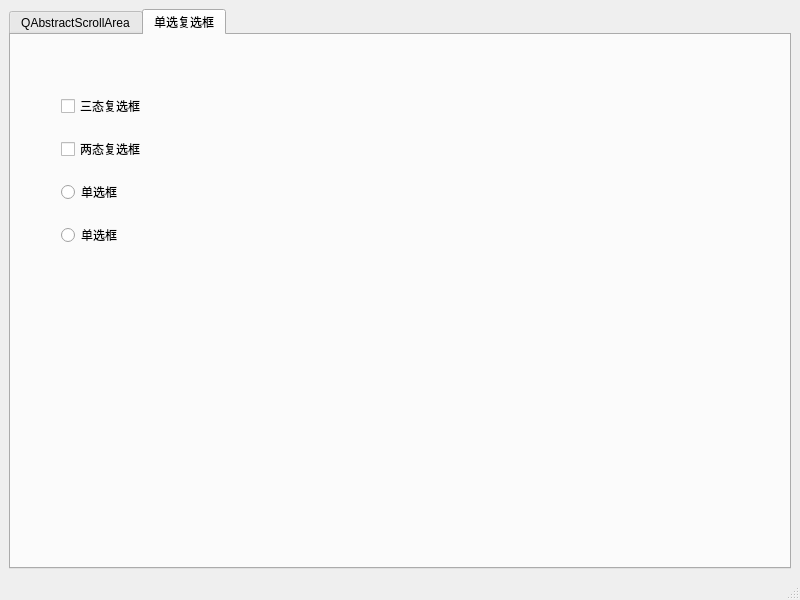
Above: QStyleDemo/QssDemo/mainwindow.ui from mahuifa/QMDemo before the change. Below: the same form after it.
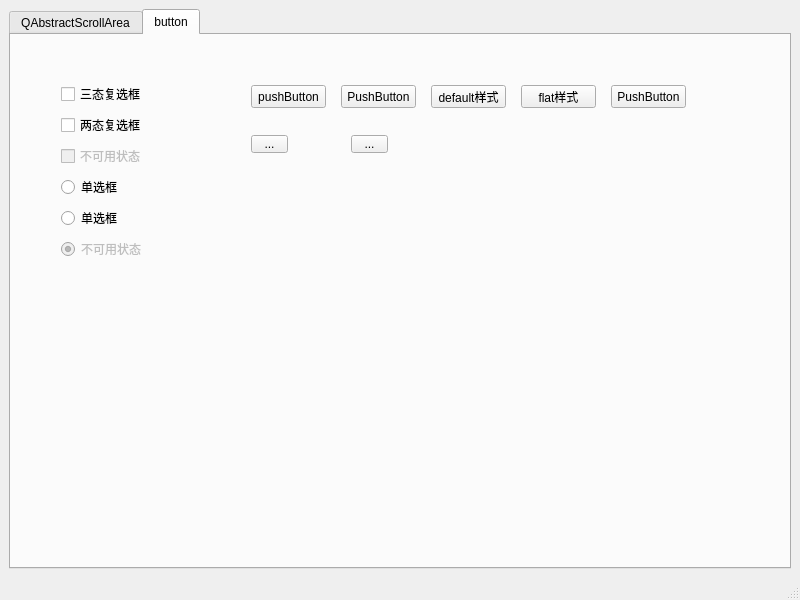
That is the form after the change.

```diff
--- a/QStyleDemo/QssDemo/mainwindow.ui
+++ b/QStyleDemo/QssDemo/mainwindow.ui
@@ -297,9 +297,9 @@
       </widget>
       <widget class="QWidget" name="tab_2">
        <attribute name="title">
-        <string>单选复选框</string>
+        <string>button</string>
        </attribute>
-       <widget class="QWidget" name="">
+       <widget class="QWidget" name="layoutWidget">
         <property name="geometry">
          <rect>
           <x>50</x>
@@ -326,6 +326,16 @@
            </property>
           </widget>
          </item>
+         <item>
+          <widget class="QCheckBox" name="checkBox_3">
+           <property name="enabled">
+            <bool>false</bool>
+           </property>
+           <property name="text">
+            <string>不可用状态</string>
+           </property>
+          </widget>
+         </item>
          <item>
           <widget class="QRadioButton" name="radioButton">
            <property name="text">
@@ -340,8 +350,112 @@
            </property>
           </widget>
          </item>
+         <item>
+          <widget class="QRadioButton" name="radioButton_3">
+           <property name="enabled">
+            <bool>false</bool>
+           </property>
+           <property name="text">
+            <string>不可用状态</string>
+           </property>
+           <property name="checked">
+            <bool>true</bool>
+           </property>
+          </widget>
+         </item>
         </layout>
        </widget>
+       <widget class="QPushButton" name="pushButton">
+        <property name="geometry">
+         <rect>
+          <x>240</x>
+          <y>50</y>
+          <width>75</width>
+          <height>23</height>
+         </rect>
+        </property>
+        <property name="text">
+         <string>pushButton</string>
+        </property>
+       </widget>
+       <widget class="QPushButton" name="pushButton_2">
+        <property name="geometry">
+         <rect>
+          <x>330</x>
+          <y>50</y>
+          <width>75</width>
+          <height>23</height>
+         </rect>
+        </property>
+        <property name="text">
+         <string>PushButton</string>
+        </property>
+       </widget>
+       <widget class="QToolButton" name="toolButton">
+        <property name="geometry">
+         <rect>
+          <x>240</x>
+          <y>100</y>
+          <width>37</width>
+          <height>18</height>
+         </rect>
+        </property>
+        <property name="text">
+         <string>...</string>
+        </property>
+       </widget>
+       <widget class="QToolButton" name="toolButton_2">
+        <property name="geometry">
+         <rect>
+          <x>340</x>
+          <y>100</y>
+          <width>37</width>
+          <height>18</height>
+         </rect>
+        </property>
+        <property name="text">
+         <string>...</string>
+        </property>
+       </widget>
+       <widget class="QPushButton" name="pushButton_3">
+        <property name="geometry">
+         <rect>
+          <x>420</x>
+          <y>50</y>
+          <width>75</width>
+          <height>23</height>
+         </rect>
+        </property>
+        <property name="text">
+         <string>default样式</string>
+        </property>
+       </widget>
+       <widget class="QPushButton" name="pushButton_4">
+        <property name="geometry">
+         <rect>
+          <x>510</x>
+          <y>50</y>
+          <width>75</width>
+          <height>23</height>
+         </rect>
+        </property>
+        <property name="text">
+         <string>flat样式</string>
+        </property>
+       </widget>
+       <widget class="QPushButton" name="pushButton_5">
+        <property name="geometry">
+         <rect>
+          <x>600</x>
+          <y>50</y>
+          <width>75</width>
+          <height>23</height>
+         </rect>
+        </property>
+        <property name="text">
+         <string>PushButton</string>
+        </property>
+       </widget>
       </widget>
      </widget>
     </item>
```
